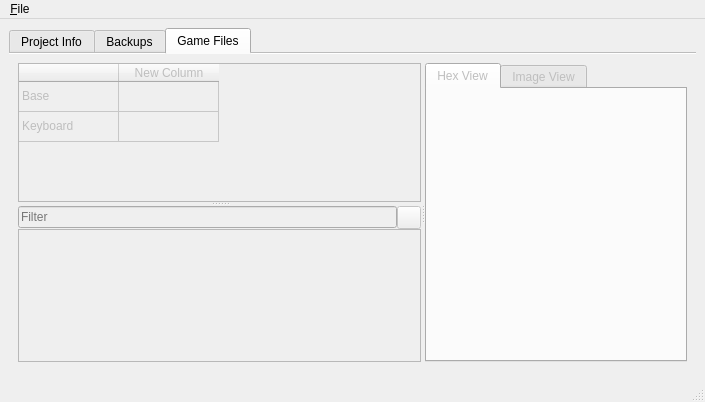
Old version of the form shsl-editor/gui/mainwindow.ui in the repository Delta-Psi/shsl-editor.
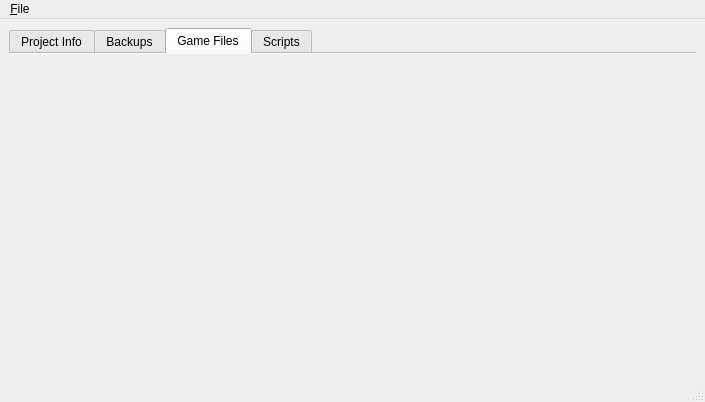
New version of the form.

The edit to the form file:
```diff
--- a/shsl-editor/gui/mainwindow.ui
+++ b/shsl-editor/gui/mainwindow.ui
@@ -42,143 +42,24 @@
        <attribute name="title">
         <string>Game Files</string>
        </attribute>
-       <layout class="QVBoxLayout" name="verticalLayout_2">
+       <layout class="QVBoxLayout" name="verticalLayout_2"/>
+      </widget>
+      <widget class="QWidget" name="tab_2">
+       <attribute name="title">
+        <string>Scripts</string>
+       </attribute>
+       <layout class="QVBoxLayout" name="verticalLayout_3">
         <item>
-         <widget class="QSplitter" name="splitter_2">
+         <widget class="QSplitter" name="splitter_3">
           <property name="orientation">
            <enum>Qt::Horizontal</enum>
           </property>
-          <widget class="QSplitter" name="splitter">
-           <property name="orientation">
-            <enum>Qt::Vertical</enum>
+          <widget class="QTreeView" name="treeView">
+           <property name="editTriggers">
+            <set>QAbstractItemView::NoEditTriggers</set>
            </property>
-           <widget class="QTableWidget" name="wadList">
-            <property name="enabled">
-             <bool>false</bool>
-            </property>
-            <property name="editTriggers">
-             <set>QAbstractItemView::NoEditTriggers</set>
-            </property>
-            <property name="selectionMode">
-             <enum>QAbstractItemView::SingleSelection</enum>
-            </property>
-            <property name="selectionBehavior">
-             <enum>QAbstractItemView::SelectRows</enum>
-            </property>
-            <property name="gridStyle">
-             <enum>Qt::SolidLine</enum>
-            </property>
-            <attribute name="verticalHeaderVisible">
-             <bool>false</bool>
-            </attribute>
-            <row>
-             <property name="text">
-              <string>Base</string>
-             </property>
-            </row>
-            <row>
-             <property name="text">
-              <string>Keyboard</string>
-             </property>
-            </row>
-            <column>
-             <property name="text">
-              <string/>
-             </property>
-            </column>
-            <column>
-             <property name="text">
-              <string>New Column</string>
-             </property>
-            </column>
-            <item row="0" column="0">
-             <property name="text">
-              <string>Base</string>
-             </property>
-            </item>
-            <item row="1" column="0">
-             <property name="text">
-              <string>Keyboard</string>
-             </property>
-            </item>
-           </widget>
-           <widget class="QWidget" name="verticalLayoutWidget">
-            <layout class="QVBoxLayout" name="verticalLayout">
-             <property name="spacing">
-              <number>0</number>
-             </property>
-             <item>
-              <layout class="QHBoxLayout" name="horizontalLayout_3">
-               <property name="spacing">
-                <number>0</number>
-               </property>
-               <item>
-                <widget class="QLineEdit" name="wadFileTreeFilter">
-                 <property name="enabled">
-                  <bool>false</bool>
-                 </property>
-                 <property name="placeholderText">
-                  <string>Filter</string>
-                 </property>
-                </widget>
-               </item>
-               <item>
-                <widget class="QToolButton" name="wadFileTreeFilterReset">
-                 <property name="enabled">
-                  <bool>false</bool>
-                 </property>
-                 <property name="text">
-                  <string/>
-                 </property>
-                </widget>
-               </item>
-              </layout>
-             </item>
-             <item>
-              <widget class="QTreeView" name="wadFileTree">
-               <property name="enabled">
-                <bool>false</bool>
-               </property>
-               <property name="contextMenuPolicy">
-                <enum>Qt::CustomContextMenu</enum>
-               </property>
-               <property name="editTriggers">
-                <set>QAbstractItemView::NoEditTriggers</set>
-               </property>
-               <property name="uniformRowHeights">
-                <bool>true</bool>
-               </property>
-               <attribute name="headerVisible">
-                <bool>false</bool>
-               </attribute>
-               <attribute name="headerStretchLastSection">
-                <bool>false</bool>
-               </attribute>
-              </widget>
-             </item>
-            </layout>
-           </widget>
           </widget>
-          <widget class="QTabWidget" name="wadFileTabs">
-           <property name="enabled">
-            <bool>false</bool>
-           </property>
-           <property name="currentIndex">
-            <number>0</number>
-           </property>
-           <widget class="QWidget" name="wadFileHexTab">
-            <attribute name="title">
-             <string>Hex View</string>
-            </attribute>
-            <layout class="QGridLayout" name="gridLayout_2"/>
-           </widget>
-           <widget class="QWidget" name="wadFileImageTab">
-            <attribute name="title">
-             <string>Image View</string>
-            </attribute>
-            <layout class="QGridLayout" name="gridLayout"/>
-           </widget>
-          </widget>
+          <widget class="QPlainTextEdit" name="plainTextEdit"/>
          </widget>
         </item>
        </layout>
```
Left out of the diff: 6 changed lines with no effect on the pictures.
